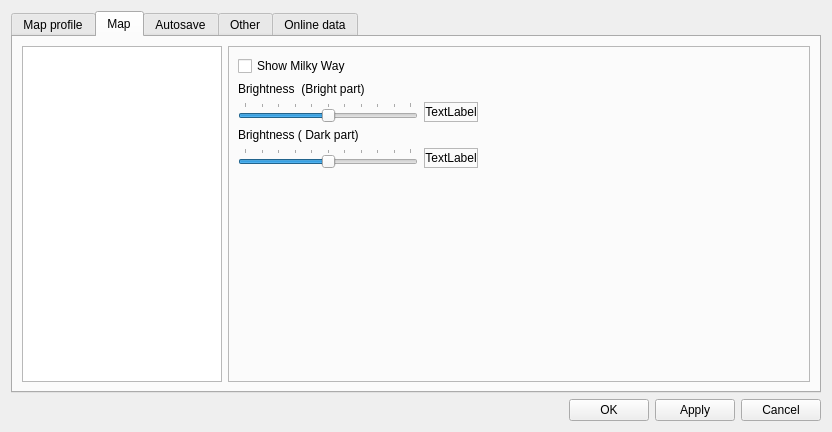
Old version of the form csetting.ui in the repository PavelMr/skytechx.
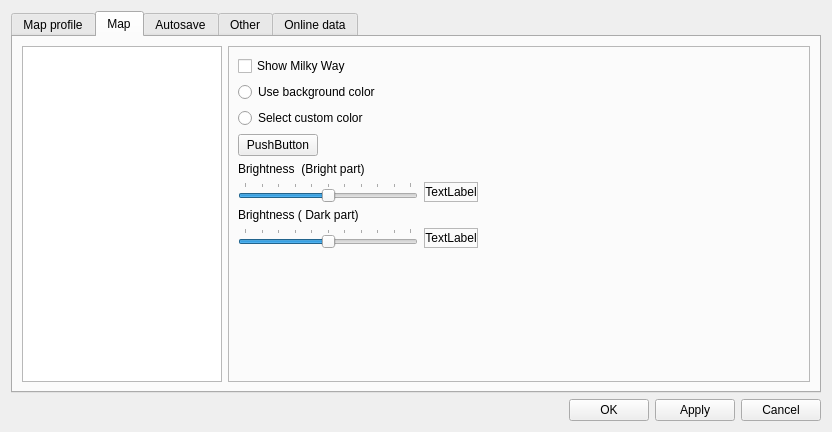
New version of the form. The open tabs and pages were chosen to show the change. Custom widgets are drawn as their Qt base class.

```diff
--- a/csetting.ui
+++ b/csetting.ui
@@ -2506,13 +2506,34 @@
                 </widget>
                </item>
                <item row="1" column="0">
+                <widget class="QRadioButton" name="radioButton">
+                 <property name="text">
+                  <string>Use background color</string>
+                 </property>
+                </widget>
+               </item>
+               <item row="2" column="0">
+                <widget class="QRadioButton" name="radioButton_2">
+                 <property name="text">
+                  <string>Select custom color</string>
+                 </property>
+                </widget>
+               </item>
+               <item row="3" column="0">
+                <widget class="CPushColorButton" name="pushButton_59">
+                 <property name="text">
+                  <string>PushButton</string>
+                 </property>
+                </widget>
+               </item>
+               <item row="4" column="0">
                 <widget class="QLabel" name="label_33">
                  <property name="text">
                   <string>Brightness  (Bright part)</string>
                  </property>
                 </widget>
                </item>
-               <item row="2" column="0">
+               <item row="5" column="0">
                 <widget class="QSlider" name="horizontalSlider_13">
                  <property name="sizePolicy">
                   <sizepolicy hsizetype="Fixed" vsizetype="Fixed">
@@ -2540,7 +2561,7 @@
                  </property>
                 </widget>
                </item>
-               <item row="2" column="1">
+               <item row="5" column="1">
                 <widget class="QLabel" name="label_43">
                  <property name="sizePolicy">
                   <sizepolicy hsizetype="Fixed" vsizetype="Preferred">
@@ -2565,14 +2586,14 @@
                  </property>
                 </widget>
                </item>
-               <item row="3" column="0">
+               <item row="6" column="0">
                 <widget class="QLabel" name="label_34">
                  <property name="text">
                   <string>Brightness ( Dark part)</string>
                  </property>
                 </widget>
                </item>
-               <item row="4" column="0">
+               <item row="7" column="0">
                 <widget class="QSlider" name="horizontalSlider_14">
                  <property name="sizePolicy">
                   <sizepolicy hsizetype="Fixed" vsizetype="Fixed">
@@ -2600,7 +2621,7 @@
                  </property>
                 </widget>
                </item>
-               <item row="4" column="1">
+               <item row="7" column="1">
                 <widget class="QLabel" name="label_44">
                  <property name="sizePolicy">
                   <sizepolicy hsizetype="Fixed" vsizetype="Preferred">
```
Left out of the diff: 2 changed lines with no effect on the pictures.
